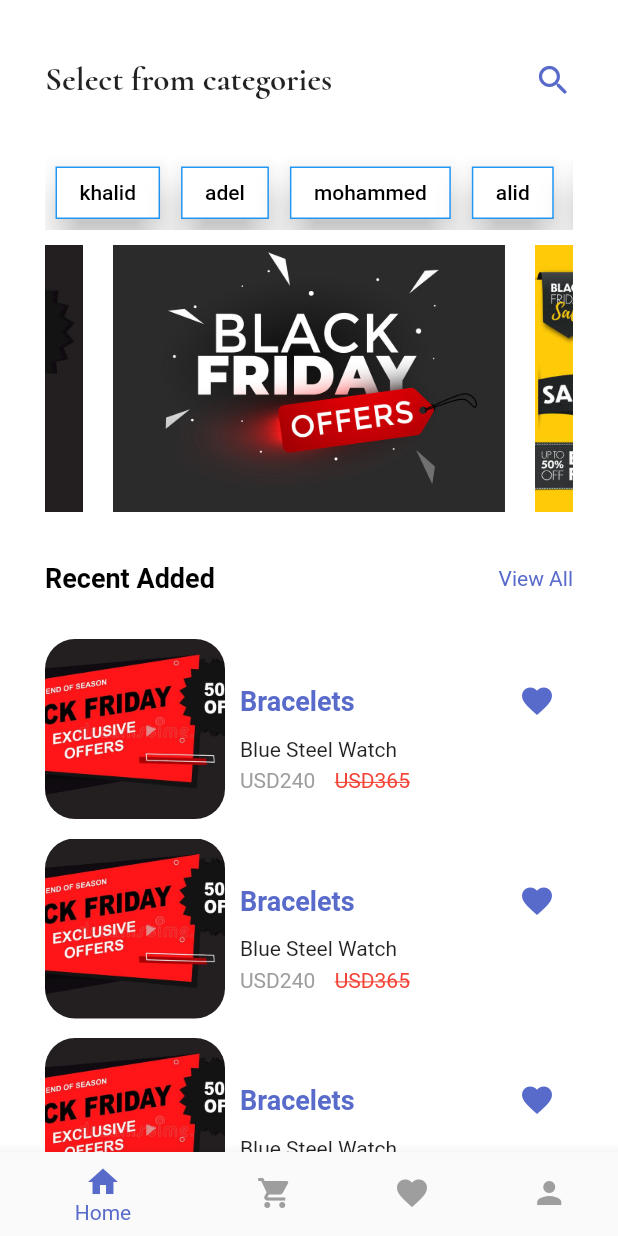
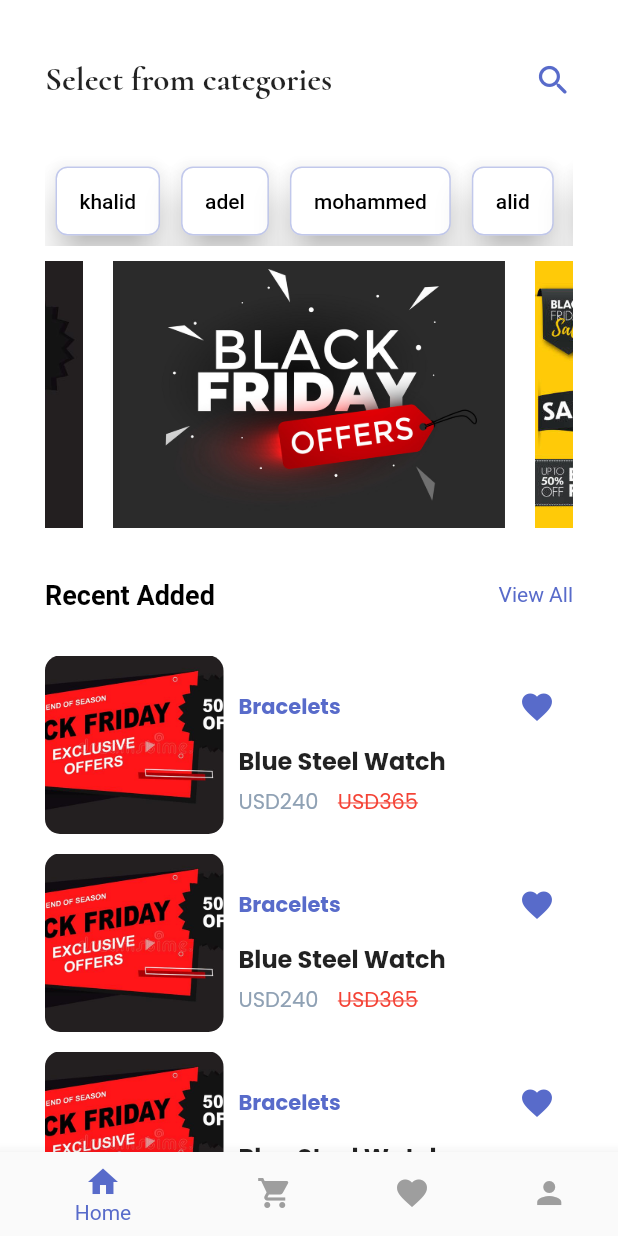
Before and after one commit to DevAdelDali/Flutter_store, a Flutter app: the screen it shows after launch, after a tap on "Back", on a phone screen of 412 x 824 dp. Run offline on Flutter 3.47's test engine with Material 2 defaults, Android fonts, the phone set to English and light mode, and no system bars; drawn by our look-alikes of carousel_slider, custom_radio_grouped_button; our stand-ins replace get, google_fonts; generated files the repository leaves out were written again.

Commit message:
Finish  Screen

```diff
--- a/lib/view/Screen/Bn_Screens/home_screen.dart
+++ b/lib/view/Screen/Bn_Screens/home_screen.dart
@@ -49,8 +49,12 @@ class _HomeScreenState extends State<HomeScreen> {
                 mainAxisAlignment: MainAxisAlignment.spaceAround,
                 children: [
                   CustomCheckBoxGroup(
-
-                      // horizontal: true,
+                      height: 46,
+                      enableShape: true,
+                      customShape: RoundedRectangleBorder(
+                          side: const BorderSide(
+                              color: Color(0x5f586BCA), width: 1),
+                          borderRadius: BorderRadius.circular(8)),
                       horizontal: false,
                       enableButtonWrap: false,
                       autoWidth: true,
@@ -121,15 +125,13 @@ class _HomeScreenState extends State<HomeScreen> {
                     onTap: () {},
                     child: Row(
                       children: [
-                        const SizedBox(
-                          height: 120,
-                          width: 120,
-                          child: ClipRRect(
-                            borderRadius: BorderRadius.all(Radius.circular(20)),
-                            child: Image(
-                              image: AssetImage('images/offers3.jpg'),
-                              fit: BoxFit.cover,
-                            ),
+                       const  ClipRRect(
+                          borderRadius: BorderRadius.all(Radius.circular(10)),
+                          child: Image(
+                            image: AssetImage('images/offers3.jpg'),
+                            height: 119,
+                            width: 119,
+                            fit: BoxFit.cover,
                           ),
                         ),
                         const SizedBox(
@@ -145,36 +147,39 @@ class _HomeScreenState extends State<HomeScreen> {
                                 mainAxisAlignment:
                                     MainAxisAlignment.spaceBetween,
                                 children: [
-                                  const Text(
-                                    'Bracelets',
-                                    style: TextStyle(
-                                        color: Color(0xff586BCA),
-                                        fontSize: 18,
-                                        fontWeight: FontWeight.bold),
-                                  ),
+                                  Text('Bracelets',
+                                      style: GoogleFonts.poppins(
+                                          fontSize: 14,
+                                          fontWeight: FontWeight.bold,
+                                          color: const Color(0xff586BCA))),
                                   IconButton(
                                     onPressed: () {},
-                                    icon: const Icon(Icons.favorite),
-                                    color: const Color(0xff586BCA),
+                                    icon: Icon(
+                                      Icons.favorite,
+                                    ),
                                   )
                                 ],
                               ),
-                              const Text('Blue Steel Watch'),
+                              Text('Blue Steel Watch',
+                                  style: GoogleFonts.poppins(
+                                      fontSize: 16,
+                                      fontWeight: FontWeight.bold)),
                               const SizedBox(
                                 height: 5,
                               ),
                               Row(
-                                children: const [
+                                children: [
                                   Text(
                                     'USD240',
-                                    style: TextStyle(color: Colors.grey),
+                                    style: GoogleFonts.poppins(
+                                        color: Color(0xff8FA1B4)),
                                   ),
                                   SizedBox(
                                     width: 13,
                                   ),
                                   Text(
                                     'USD365',
-                                    style: TextStyle(
+                                    style: GoogleFonts.poppins(
                                         color: Colors.red,
                                         decoration: TextDecoration.lineThrough),
                                   ),
--- a/lib/view/Screen/Bn_Screens/profile_screen.dart
+++ b/lib/view/Screen/Bn_Screens/profile_screen.dart
@@ -13,6 +13,7 @@ class _ProfileScreenState extends State<ProfileScreen> {
   Widget build(BuildContext context) {
     return Scaffold(
       appBar: AppBar(
+        elevation: 0,
           leadingWidth: double.minPositive,
           automaticallyImplyLeading: false,
           title: Row(
@@ -21,13 +22,13 @@ class _ProfileScreenState extends State<ProfileScreen> {
               Row(
                 children: [
                   IconButton(
-                    onPressed: () =>
-                        Navigator.pushReplacementNamed(context, "/bottom_screen"),
+                    onPressed: () => Navigator.pushReplacementNamed(
+                        context, "/bottom_screen"),
                     icon: Icon(Icons.arrow_back_ios, color: Color(0xff586BCA)),
                   ),
                   GestureDetector(
-                    onTap: () =>
-                        Navigator.pushReplacementNamed(context, "/bottom_screen"),
+                    onTap: () => Navigator.pushReplacementNamed(
+                        context, "/bottom_screen"),
                     child: Container(
                         height: 20,
                         width: 100,
@@ -70,70 +71,119 @@ class _ProfileScreenState extends State<ProfileScreen> {
                   fontWeight: FontWeight.bold,
                   color: Color(0xff1B2A3B))),
 
-
+          SizedBox(
+            height: 79,
+          ),
           ListTile(
-            onTap: () {
-
-            },
-            trailing:const Icon(Icons.arrow_forward_ios,color: Color(0xff586BCA),),
-            leading: const  Icon(Icons.notifications_active,color: Color(0xff586BCA),),
-            title:Text("Notifications",style: GoogleFonts.poppins( fontSize: 16,
-              fontWeight: FontWeight.bold,),) ,
-
+            onTap: () {},
+            trailing: const Icon(
+              Icons.arrow_forward_ios,
+              color: Color(0xff586BCA),
+            ),
+            leading: const Icon(
+              Icons.notifications_active,
+              color: Color(0xff586BCA),
+            ),
+            title: Text(
+              "Notifications",
+              style: GoogleFonts.poppins(
+                fontSize: 16,
+                fontWeight: FontWeight.bold,
+              ),
+            ),
           ),
-
-
           ListTile(
-            onTap: () {
-
-            },
-            trailing: Icon(Icons.arrow_forward_ios,color: Color(0xff586BCA),),
-            leading:Container(height: 18,width: 18,child: Image.asset("images/IconsApp/order.png")),
-            title:Text("My Order",style: GoogleFonts.poppins( fontSize: 16,
-              fontWeight: FontWeight.bold,),) ,
-
-          ),   ListTile(
-            onTap: () {
-
-            },
-            trailing: Icon(Icons.arrow_forward_ios,color: Color(0xff586BCA),),
-            leading:Container(
-              height: 20,width: 20,
-                child: Image.asset("images/IconsApp/address.png",)),
-            title:Text("Address",style: GoogleFonts.poppins( fontSize: 16,
-              fontWeight: FontWeight.bold,),) ,
-
+            onTap: () {},
+            trailing: Icon(
+              Icons.arrow_forward_ios,
+              color: Color(0xff586BCA),
+            ),
+            leading: Container(
+                height: 18,
+                width: 18,
+                child: Image.asset("images/IconsApp/order.png")),
+            title: Text(
+              "My Order",
+              style: GoogleFonts.poppins(
+                fontSize: 16,
+                fontWeight: FontWeight.bold,
+              ),
+            ),
           ),
-
           ListTile(
-            onTap: () {
-
-            },
-            trailing:const Icon(Icons.arrow_forward_ios,color: Color(0xff586BCA),),
-            leading: const  Icon(Icons.payment,color: Color(0xff586BCA),),
-            title:Text("Payment",style: GoogleFonts.poppins( fontSize: 16,
-              fontWeight: FontWeight.bold,),) ,
-
-          ),   ListTile(
-            onTap: () {
-
-            },
-            trailing: Icon(Icons.arrow_forward_ios,color: Color(0xff586BCA),),
-            leading: Icon(Icons.favorite,color: Color(0xff586BCA),),
-            title:Text("Favorite",style: GoogleFonts.poppins( fontSize: 16,
-              fontWeight: FontWeight.bold,),) ,
-
-          ),   ListTile(
-            onTap: () {
-
-            },
-            trailing: Icon(Icons.arrow_forward_ios,color: Color(0xff586BCA),),
-            leading: Icon(Icons.settings,color: Color(0xff586BCA),),
-            title:Text("Settings",style: GoogleFonts.poppins( fontSize: 16,
-              fontWeight: FontWeight.bold,),) ,
-
+            onTap: () {},
+            trailing: Icon(
+              Icons.arrow_forward_ios,
+              color: Color(0xff586BCA),
+            ),
+            leading: Container(
+                height: 20,
+                width: 20,
+                child: Image.asset(
+                  "images/IconsApp/address.png",
+                )),
+            title: Text(
+              "Address",
+              style: GoogleFonts.poppins(
+                fontSize: 16,
+                fontWeight: FontWeight.bold,
+              ),
+            ),
           ),
-
+          ListTile(
+            onTap: () {},
+            trailing: const Icon(
+              Icons.arrow_forward_ios,
+              color: Color(0xff586BCA),
+            ),
+            leading: const Icon(
+              Icons.payment,
+              color: Color(0xff586BCA),
+            ),
+            title: Text(
+              "Payment",
+              style: GoogleFonts.poppins(
+                fontSize: 16,
+                fontWeight: FontWeight.bold,
+              ),
+            ),
+          ),
+          ListTile(
+            onTap: () {},
+            trailing: Icon(
+              Icons.arrow_forward_ios,
+              color: Color(0xff586BCA),
+            ),
+            leading: Icon(
+              Icons.favorite,
+              color: Color(0xff586BCA),
+            ),
+            title: Text(
+              "Favorite",
+              style: GoogleFonts.poppins(
+                fontSize: 16,
+                fontWeight: FontWeight.bold,
+              ),
+            ),
+          ),
+          ListTile(
+            onTap: () {},
+            trailing: Icon(
+              Icons.arrow_forward_ios,
+              color: Color(0xff586BCA),
+            ),
+            leading: Icon(
+              Icons.settings,
+              color: Color(0xff586BCA),
+            ),
+            title: Text(
+              "Settings",
+              style: GoogleFonts.poppins(
+                fontSize: 16,
+                fontWeight: FontWeight.bold,
+              ),
+            ),
+          ),
         ],
       ),
     );
```
